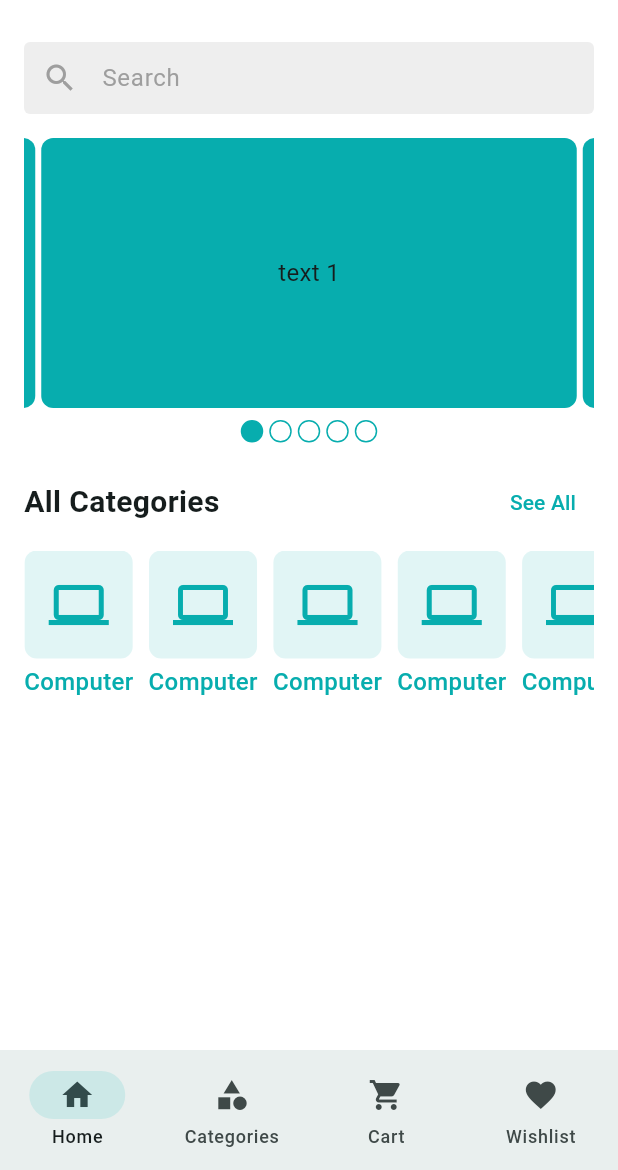
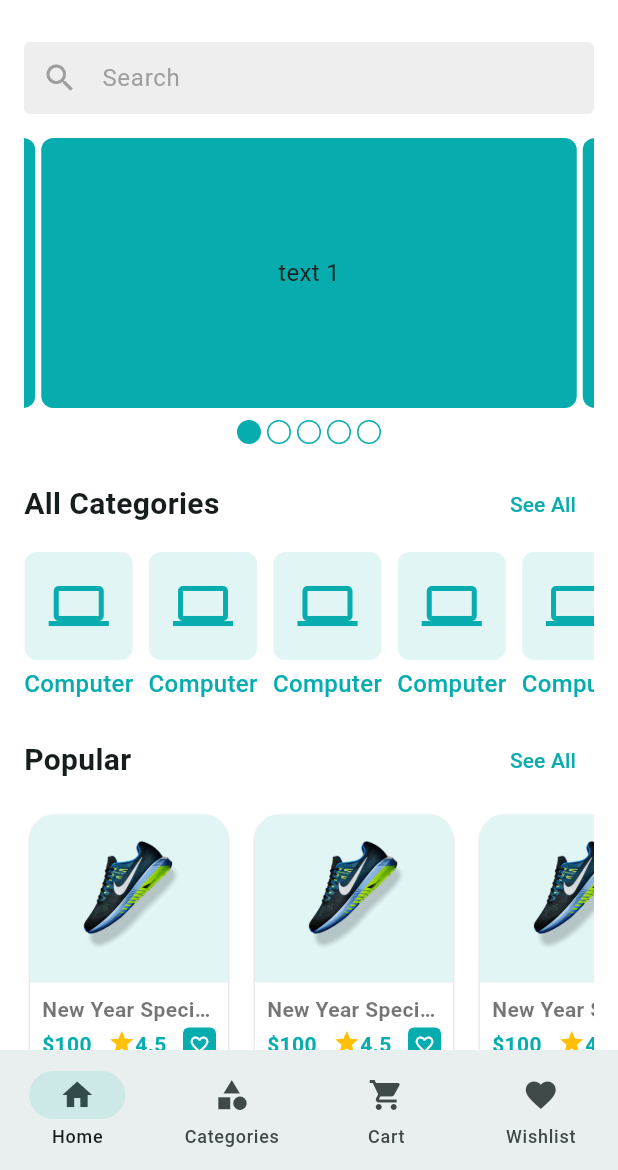
Before and after one commit to dipondeb999/Crafty_Bay_E-Commerce_App, a Flutter app: the screen it shows after launch, on a phone screen of 412 x 824 dp, the part 66-1236 px from its top. Run offline on Flutter 3.47's test engine with Material 3 defaults, Android fonts, the phone set to English and light mode, and no system bars; drawn by our look-alikes of carousel_slider; our stand-ins replace email_validator, flutter_svg, get, pin_code_fields.

Commit message:
add home screen full ui

```diff
--- a/lib/features/home/ui/screens/home_screen.dart
+++ b/lib/features/home/ui/screens/home_screen.dart
@@ -3,6 +3,7 @@ import 'package:crafty_bay_ecommerce_app/features/home/ui/widgets/app_bar_icon_b
 import 'package:crafty_bay_ecommerce_app/features/home/ui/widgets/category_item_widget.dart';
 import 'package:crafty_bay_ecommerce_app/features/home/ui/widgets/home_carousel_slider.dart';
 import 'package:crafty_bay_ecommerce_app/features/home/ui/widgets/home_section_header.dart';
+import 'package:crafty_bay_ecommerce_app/features/home/ui/widgets/product_item_widget.dart';
 import 'package:crafty_bay_ecommerce_app/features/home/ui/widgets/product_search_bar.dart';
 import 'package:flutter/material.dart';
 import 'package:flutter_svg/flutter_svg.dart';
@@ -35,17 +36,14 @@ class _HomeScreenState extends State<HomeScreen> {
               const SizedBox(height: 16),
               const HomeCarouselSlider(),
               const SizedBox(height: 16),
-              HomeSectionHeader(
-                onTap: () {},
-                title: 'All Categories',
-              ),
-              const SizedBox(height: 8),
-              SingleChildScrollView(
-                scrollDirection: Axis.horizontal,
-                child: Row(
-                  children: _getCategoryList(),
-                ),
-              ),
+              _buildCategoriesSection(),
+              const SizedBox(height: 16),
+              _buildPopularSection(),
+              const SizedBox(height: 16),
+              _buildSpecialSection(),
+              const SizedBox(height: 16),
+              _buildNewSection(),
+              const SizedBox(height: 16),
             ],
           ),
         ),
@@ -75,6 +73,24 @@ class _HomeScreenState extends State<HomeScreen> {
     );
   }
 
+  Widget _buildCategoriesSection() {
+    return Column(
+      children: [
+        HomeSectionHeader(
+          onTap: () {},
+          title: 'All Categories',
+        ),
+        const SizedBox(height: 8),
+        SingleChildScrollView(
+          scrollDirection: Axis.horizontal,
+          child: Row(
+            children: _getCategoryList(),
+          ),
+        ),
+      ],
+    );
+  }
+
   List<Widget> _getCategoryList() {
     List<Widget> categoryList = [];
     for (int i = 0; i < 10; i++) {
@@ -87,4 +103,71 @@ class _HomeScreenState extends State<HomeScreen> {
     }
     return categoryList;
   }
+
+  Widget _buildPopularSection() {
+    return Column(
+      children: [
+        HomeSectionHeader(
+          onTap: () {},
+          title: 'Popular',
+        ),
+        const SizedBox(height: 8),
+        SingleChildScrollView(
+          scrollDirection: Axis.horizontal,
+          child: Row(
+            children: _getProductList(),
+          ),
+        ),
+      ],
+    );
+  }
+
+  List<Widget> _getProductList() {
+    List<Widget> productList = [];
+    for (int i = 0; i < 10; i++) {
+      productList.add(
+        const Padding(
+          padding: EdgeInsets.only(right: 10),
+          child: ProductItemWidget(),
+        ),
+      );
+    }
+    return productList;
+  }
+
+  Widget _buildSpecialSection() {
+    return Column(
+      children: [
+        HomeSectionHeader(
+          onTap: () {},
+          title: 'Special',
+        ),
+        const SizedBox(height: 8),
+        SingleChildScrollView(
+          scrollDirection: Axis.horizontal,
+          child: Row(
+            children: _getProductList(),
+          ),
+        ),
+      ],
+    );
+  }
+
+  Widget _buildNewSection() {
+    return Column(
+      children: [
+        HomeSectionHeader(
+          onTap: () {},
+          title: 'New',
+        ),
+        const SizedBox(height: 8),
+        SingleChildScrollView(
+          scrollDirection: Axis.horizontal,
+          child: Row(
+            children: _getProductList(),
+          ),
+        ),
+      ],
+    );
+  }
 }
--- a/lib/features/home/ui/widgets/home_carousel_slider.dart
+++ b/lib/features/home/ui/widgets/home_carousel_slider.dart
@@ -55,8 +55,8 @@ class _HomeCarouselSliderState extends State<HomeCarouselSlider> {
               valueListenable: _selectedIndex,
               builder: (context, value, _) {
                 return Container(
-                  height: 15,
-                  width: 15,
+                  height: 16,
+                  width: 16,
                   margin: const EdgeInsets.symmetric(horizontal: 2),
                   decoration: BoxDecoration(
                     color: value == i ? AppColors.themeColor : Colors.transparent,
--- /dev/null
+++ b/lib/features/home/ui/widgets/product_item_widget.dart
@@ -0,0 +1,104 @@
+import 'package:crafty_bay_ecommerce_app/app/app_colors.dart';
+import 'package:flutter/material.dart';
+
+class ProductItemWidget extends StatelessWidget {
+  const ProductItemWidget({super.key,});
+
+  @override
+  Widget build(BuildContext context) {
+    return SizedBox(
+      width: 140,
+      child: Card(
+        color: Colors.white,
+        shape: RoundedRectangleBorder(
+          borderRadius: BorderRadius.circular(16),
+        ),
+        child: Column(
+          children: [
+            _buildProductImage(),
+            Padding(
+              padding: const EdgeInsets.all(8),
+              child: Column(
+                children: [
+                  const Text(
+                    'New Year Special Shoe 30',
+                    maxLines: 1,
+                    style: TextStyle(
+                      color: Colors.black54,
+                      fontWeight: FontWeight.w600,
+                      overflow: TextOverflow.ellipsis,
+                    ),
+                  ),
+                  const SizedBox(height: 2),
+                  _buildProductDetails(),
+                  const SizedBox(height: 4),
+                ],
+              ),
+            ),
+          ],
+        ),
+      ),
+    );
+  }
+
+  Widget _buildProductImage() {
+    return Container(
+      padding: const EdgeInsets.all(16),
+      decoration: BoxDecoration(
+        color: AppColors.themeColor.withOpacity(0.12),
+        borderRadius: const BorderRadius.only(
+          topLeft: Radius.circular(16),
+          topRight: Radius.circular(16),
+        ),
+      ),
+      child: Image.asset(
+        'assets/images/nike_shoe.png',
+        width: 140,
+        height: 80,
+      ),
+    );
+  }
+
+  Widget _buildProductDetails() {
+    return Row(
+      mainAxisAlignment: MainAxisAlignment.spaceBetween,
+      children: [
+        const Text(
+          '\$100',
+          style: TextStyle(
+            color: AppColors.themeColor,
+            fontWeight: FontWeight.w600,
+          ),
+        ),
+        const Wrap(
+          children: [
+            Icon(
+              Icons.star,
+              color: Colors.amber,
+              size: 18,
+            ),
+            Text(
+              '4.5',
+              style: TextStyle(
+                color: AppColors.themeColor,
+                fontWeight: FontWeight.w600,
+              ),
+            ),
+          ],
+        ),
+        Container(
+          padding: const EdgeInsets.all(4),
+          decoration: BoxDecoration(
+            color: AppColors.themeColor,
+            borderRadius: BorderRadius.circular(4),
+          ),
+          child: const Icon(
+            Icons.favorite_outline,
+            color: Colors.white,
+            size: 14,
+          ),
+        ),
+      ],
+    );
+  }
+}
```
Also changed, not shown: assets/images/nike_shoe.png (added).
